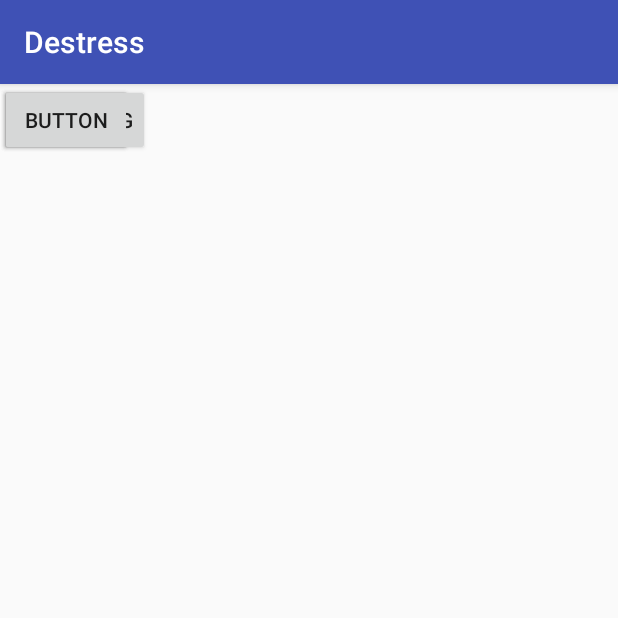
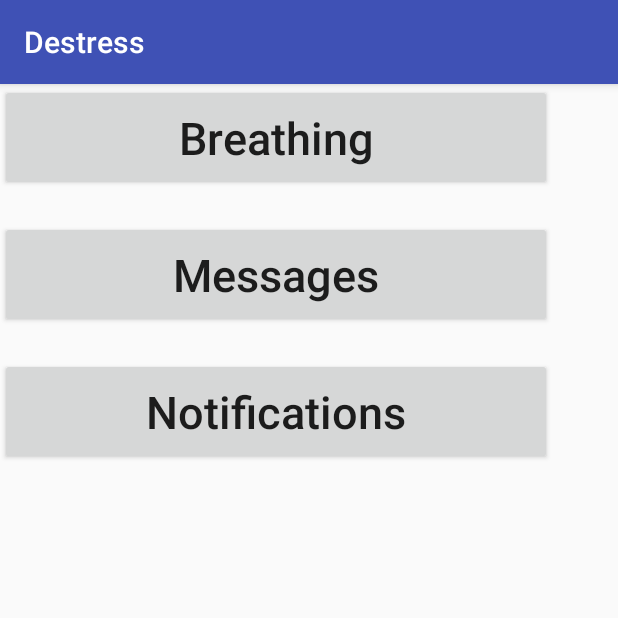
Before and after one commit to parmita52/Destress, an Android app: the screen it shows after launch (MainActivity), on a phone screen of 412 x 824 dp, the top half of it. Run offline under Robolectric (Android 15) with nearby library versions, the phone set to English and light mode, and no system bars.

Commit message:
Added 3 buttons and style

```diff
--- a/app/src/main/AndroidManifest.xml
+++ b/app/src/main/AndroidManifest.xml
@@ -16,6 +16,7 @@
                 <category android:name="android.intent.category.LAUNCHER" />
             </intent-filter>
         </activity>
+        <activity android:name=".MainScreen"></activity>
     </application>
 
 </manifest>
--- a/app/src/main/res/layout/activity_main.xml
+++ b/app/src/main/res/layout/activity_main.xml
@@ -9,31 +9,28 @@
     <LinearLayout
         android:layout_width="368dp"
         android:layout_height="0dp"
-        android:orientation="vertical"></LinearLayout>
+        android:orientation="vertical">
 
     <Button
         android:id="@+id/button"
-        android:layout_width="wrap_content"
+        style="@style/MainButton"
+        android:layout_width="match_parent"
         android:layout_height="wrap_content"
-        android:text="Breathing"
-        tools:layout_editor_absoluteX="148dp"
-        tools:layout_editor_absoluteY="151dp" />
+        android:text="Breathing" />
 
     <Button
         android:id="@+id/button2"
-        android:layout_width="wrap_content"
+        style="@style/MainButton"
+        android:layout_width="match_parent"
         android:layout_height="wrap_content"
-        android:text="Button"
-        tools:layout_editor_absoluteX="148dp"
-        tools:layout_editor_absoluteY="69dp" />
+        android:text="Messages" />
 
     <Button
         android:id="@+id/button3"
-        android:layout_width="wrap_content"
+        style="@style/MainButton"
+        android:layout_width="match_parent"
         android:layout_height="wrap_content"
-        android:text="Button"
-        tools:layout_editor_absoluteX="148dp"
-        tools:layout_editor_absoluteY="245dp" />
+        android:text="Notifications" />
 
     <android.support.constraint.Guideline
         android:layout_width="wrap_content"
@@ -44,4 +41,6 @@
         tools:layout_editor_absoluteY="0dp"
         tools:layout_editor_absoluteX="20dp" />
 
+    </LinearLayout>
+
 </android.support.constraint.ConstraintLayout>
--- a/app/src/main/res/values/styles.xml
+++ b/app/src/main/res/values/styles.xml
@@ -8,4 +8,15 @@
         <item name="colorAccent">@color/colorAccent</item>
     </style>
 
+    <style name="MainButton">
+        <item name="android:layout_width">match_parent</item>
+        <item name="android:layout_height">wrap_content</item>
+        <item name="android:layout_gravity">center_horizontal</item>
+        <item name="android:padding">15dp</item>
+        <item name="android:layout_marginBottom">20dp</item>
+        <item name="android:textSize">30sp</item>
+        <item name="android:textAllCaps">false</item>
+        <item name="android:layout_weight">1</item>
+    </style>
+
 </resources>
```
Also changed, not shown: app/src/main/java/com/example/hshack/destress/MainScreen.java (added, +13 -0 lines), app/src/main/res/layout/activity_main_screen.xml (added, +42 -0 lines).
